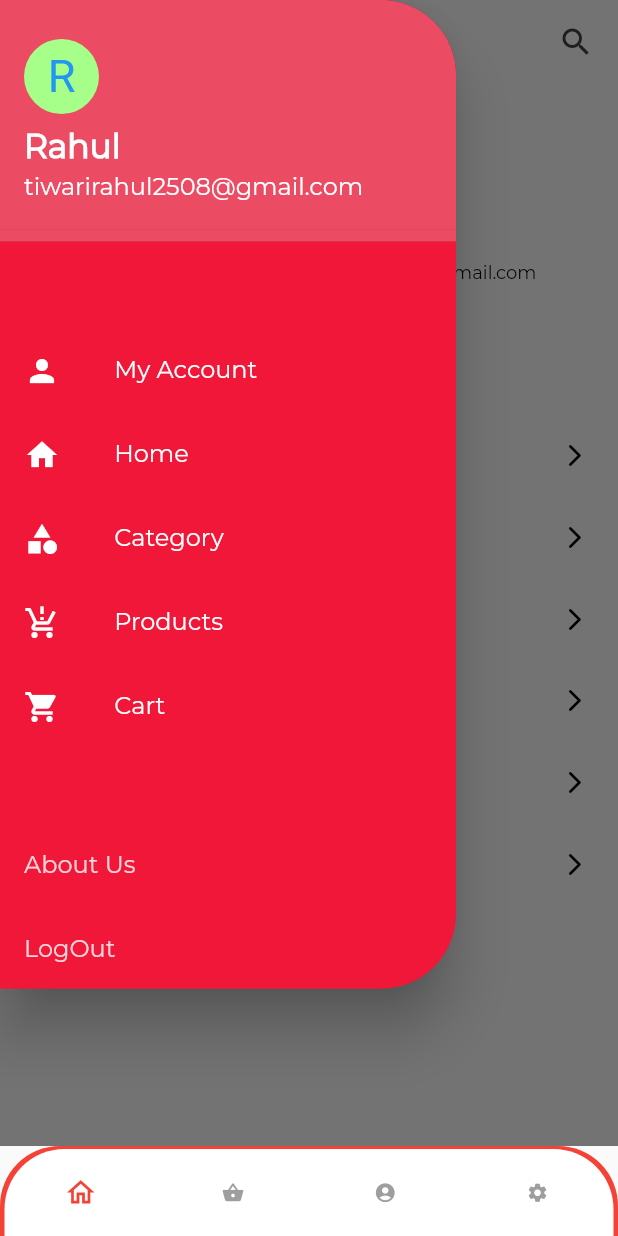
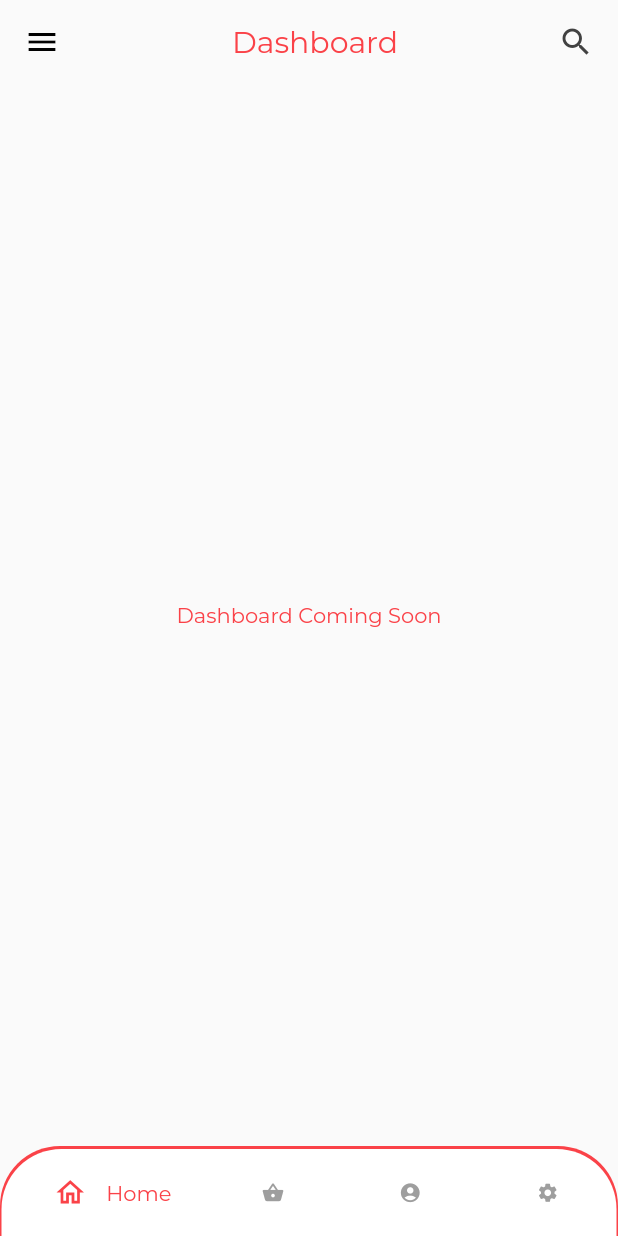
Before and after one commit to rahhhulhere/blaze_ecommerce_flutter, a Flutter app: the screen it shows after launch, in the side drawer, after a tap on the "home" icon, on a phone screen of 412 x 824 dp. Run offline on Flutter 3.47's test engine with Material 2 defaults, Android fonts, the phone set to English and light mode, and no system bars.

Commit message:
Bug Fixes | App Bar Dynamic | Nav Bar Fixed

```diff
--- a/lib/main.dart
+++ b/lib/main.dart
@@ -24,7 +24,7 @@ class MyApp extends StatelessWidget {
         primarySwatch: Colors.blue,
       ),
       debugShowCheckedModeBanner: false,
-      home: bottomNavbar(),
+      home: BottomNavbar(),
     );
   }
 }
--- a/lib/view/screens/common/bottomNav.dart
+++ b/lib/view/screens/common/bottomNav.dart
@@ -1,41 +1,78 @@
+import 'package:blaze/view/screens/cart/cart.dart';
+import 'package:blaze/view/screens/common/setting.dart';
 import 'package:blaze/view/screens/contact/account.dart';
 import 'package:blaze/view/screens/onboarding/otp.dart';
+import 'package:blaze/view/screens/product/dashboard.dart';
+import 'package:blaze/view/widgets/AppText.dart';
+import 'package:blaze/view/widgets/drawer.dart';
 import 'package:flutter/material.dart';
 
 import '../../widgets/constants.dart';
 import '../splashscreens/splashscreen.dart';
 import '../splashscreens/welcome.dart';
 
-class bottomNavbar extends StatefulWidget {
-  const bottomNavbar({Key? key}) : super(key: key);
+class BottomNavbar extends StatefulWidget {
+  const BottomNavbar({Key? key}) : super(key: key);
 
   @override
-  State<bottomNavbar> createState() => _bottomNavbarState();
+  State<BottomNavbar> createState() => _BottomNavbarState();
 }
 
-class _bottomNavbarState extends State<bottomNavbar> {
+class _BottomNavbarState extends State<BottomNavbar> {
   int pageIndex = 0;
+  dynamic size, height, width;
   final pages = [
+    const Dashboard(),
+    const CartScreen(),
     const AccountScreen(),
-    const SplashScreen(),
-    const WelcomeScreen(),
-    const OtpScreen(),
+    const SettingScreen(),
   ];
+
+  final page_title = ["Dashboard", "Cart", "Account", "Setting"];
   @override
   Widget build(BuildContext context) {
+    size = MediaQuery.of(context).size;
+    height = size.height - AppBar().preferredSize.height;
+    width = size.width;
     return Scaffold(
+      appBar: AppBar(
+        iconTheme: const IconThemeData(color: Colors.black),
+        backgroundColor: const Color(0xFFFAFAFA),
+        elevation: 0,
+        title: Row(
+          mainAxisAlignment: MainAxisAlignment.spaceBetween,
+          children: [
+            // const SizedBox(),
+            Container(
+              width: width * 0.67,
+              alignment: Alignment.center,
+              child: AppText(
+                Title: page_title[pageIndex],
+                Color: PrimeColor,
+                Size: 20,
+              ),
+            ),
+            const Icon(
+              Icons.search,
+              color: Color(0xFF414141),
+            )
+          ],
+        ),
+        titleTextStyle: const TextStyle(),
+      ),
+      drawer: const DrawerWidget(),
       body: pages[pageIndex],
       bottomNavigationBar: Container(
         height: 60,
         decoration: const BoxDecoration(
-          color: Colors.red,
+          color: PrimeColor,
           borderRadius: BorderRadius.only(
             topLeft: Radius.circular(40),
             topRight: Radius.circular(40),
           ),
         ),
         child: Container(
-          margin: EdgeInsets.only(top: 2, bottom: 0, left: 3, right: 3),
+          margin: const EdgeInsets.only(top: 2, bottom: 0, left: 1, right: 1),
           decoration: const BoxDecoration(
             color: Colors.white,
             // border: Border(
@@ -54,36 +91,46 @@ class _bottomNavbarState extends State<bottomNavbar> {
           child: Row(
             mainAxisAlignment: MainAxisAlignment.spaceAround,
             children: [
+              Row(
+                children: [
                   IconButton(
                       onPressed: () {
                         setState(() {
                           pageIndex = 0;
-                      print(pageIndex);
                         });
                       },
                       icon: pageIndex == 0.0
                           ? const Icon(
                               Icons.home_outlined,
                               size: 22,
-                          color: Colors.red,
+                              color: PrimeColor,
                             )
                           : const Icon(
                               Icons.home,
                               size: 15,
                               color: Colors.grey,
                             )),
+                  pageIndex == 0
+                      ? AppText(
+                          Title: "Home",
+                          Color: PrimeColor,
+                        )
+                      : AppText(Title: "")
+                ],
+              ),
+              Row(
+                children: [
                   IconButton(
                     onPressed: () {
                       setState(() {
                         pageIndex = 1;
-                    print(pageIndex);
                       });
                     },
                     icon: pageIndex == 1
                         ? const Icon(
                             Icons.shopping_basket_outlined,
                             size: 22,
-                        color: Colors.red,
+                            color: PrimeColor,
                           )
                         : const Icon(
                             Icons.shopping_basket,
@@ -91,42 +138,68 @@ class _bottomNavbarState extends State<bottomNavbar> {
                             color: Colors.grey,
                           ),
                   ),
+                  pageIndex == 1
+                      ? AppText(
+                          Title: "Cart",
+                          Color: PrimeColor,
+                        )
+                      : AppText(Title: "")
+                ],
+              ),
+              Row(
+                children: [
                   IconButton(
                       onPressed: () {
                         setState(() {
                           pageIndex = 2;
-                      print(pageIndex);
                         });
                       },
                       icon: pageIndex == 2
                           ? const Icon(
                               Icons.account_circle_outlined,
                               size: 22,
-                          color: Colors.red,
+                              color: PrimeColor,
                             )
                           : const Icon(
                               Icons.account_circle,
                               size: 15,
                               color: Colors.grey,
                             )),
+                  pageIndex == 2
+                      ? AppText(
+                          Title: "Account",
+                          Color: PrimeColor,
+                        )
+                      : AppText(Title: "")
+                ],
+              ),
+              Row(
+                children: [
                   IconButton(
                       onPressed: () {
                         setState(() {
                           pageIndex = 3;
-                      print(pageIndex);
                         });
                       },
                       icon: pageIndex == 3
                           ? const Icon(
                               Icons.settings,
                               size: 22,
-                          color: Colors.red,
+                              color: PrimeColor,
                             )
                           : const Icon(
                               Icons.settings,
                               size: 15,
                               color: Colors.grey,
                             )),
+                  pageIndex == 3
+                      ? AppText(
+                          Title: "Setting",
+                          Color: PrimeColor,
+                        )
+                      : AppText(Title: "")
+                ],
+              ),
             ],
           ),
         ),
--- a/lib/view/screens/contact/account.dart
+++ b/lib/view/screens/contact/account.dart
@@ -21,28 +21,6 @@ class _AccountScreenState extends State<AccountScreen> {
     height = size.height - AppBar().preferredSize.height;
     width = size.width;
     return Scaffold(
-      appBar: AppBar(
-        iconTheme: const IconThemeData(color: Colors.black),
-        backgroundColor: const Color(0xFFFAFAFA),
-        elevation: 0,
-        title: Row(
-          mainAxisAlignment: MainAxisAlignment.spaceBetween,
-          children: [
-            const SizedBox(),
-            AppText(
-              Title: "Account",
-              Color: RedColor,
-              Size: 20,
-            ),
-            const Icon(
-              Icons.search,
-              color: Color(0xFF414141),
-            )
-          ],
-        ),
-        titleTextStyle: const TextStyle(),
-      ),
-      drawer: const DrawerWidget(),
       body: SingleChildScrollView(
         child: SizedBox(
           height: height,
@@ -94,13 +72,13 @@ class _AccountScreenState extends State<AccountScreen> {
                             height: height * 0.045,
                             width: width * 0.1,
                             decoration: const BoxDecoration(
-                              color: Color(0xFFFFA1A1),
+                              color: LitePrimeColor,
                               borderRadius:
                                   BorderRadius.all(Radius.circular(5)),
                             ),
                             child: const Icon(
                               Icons.edit,
-                              color: Color(0xFFFA5C5C),
+                              color: IconColor,
                               size: 20,
                             ),
                           ),
@@ -127,13 +105,13 @@ class _AccountScreenState extends State<AccountScreen> {
                             height: height * 0.045,
                             width: width * 0.1,
                             decoration: const BoxDecoration(
-                              color: Color(0xFFFFA1A1),
+                              color: LitePrimeColor,
                               borderRadius:
                                   BorderRadius.all(Radius.circular(5)),
                             ),
                             child: const Icon(
                               Icons.pin_drop_rounded,
-                              color: Color(0xFFFA5C5C),
+                              color: IconColor,
                               size: 20,
                             ),
                           ),
@@ -160,13 +138,13 @@ class _AccountScreenState extends State<AccountScreen> {
                             height: height * 0.045,
                             width: width * 0.1,
                             decoration: const BoxDecoration(
-                              color: Color(0xFFFFA1A1),
+                              color: LitePrimeColor,
                               borderRadius:
                                   BorderRadius.all(Radius.circular(5)),
                             ),
                             child: const Icon(
                               Icons.watch_later,
-                              color: Color(0xFFFA5C5C),
+                              color: IconColor,
                               size: 20,
                             ),
                           ),
@@ -193,13 +171,13 @@ class _AccountScreenState extends State<AccountScreen> {
                             height: height * 0.045,
                             width: width * 0.1,
                             decoration: const BoxDecoration(
-                              color: Color(0xFFFFA1A1),
+                              color: LitePrimeColor,
                               borderRadius:
                                   BorderRadius.all(Radius.circular(5)),
                             ),
                             child: const Icon(
                               Icons.track_changes,
-                              color: Color(0xFFFA5C5C),
+                              color: IconColor,
                               size: 20,
                             ),
                           ),
@@ -226,13 +204,13 @@ class _AccountScreenState extends State<AccountScreen> {
                             height: height * 0.045,
                             width: width * 0.1,
                             decoration: const BoxDecoration(
-                              color: Color(0xFFFFA1A1),
+                              color: LitePrimeColor,
                               borderRadius:
                                   BorderRadius.all(Radius.circular(5)),
                             ),
                             child: const Icon(
                               Icons.credit_card,
-                              color: Color(0xFFFA5C5C),
+                              color: IconColor,
                               size: 20,
                             ),
                           ),
@@ -259,13 +237,13 @@ class _AccountScreenState extends State<AccountScreen> {
                             height: height * 0.045,
                             width: width * 0.1,
                             decoration: const BoxDecoration(
-                              color: Color(0xFFFFA1A1),
+                              color: LitePrimeColor,
                               borderRadius:
                                   BorderRadius.all(Radius.circular(5)),
                             ),
                             child: const Icon(
                               Icons.logout,
-                              color: Color(0xFFFA5C5C),
+                              color: IconColor,
                               size: 20,
                             ),
                           ),
--- /dev/null
+++ b/lib/view/screens/product/dashboard.dart
@@ -0,0 +1,25 @@
+import 'package:blaze/view/widgets/AppText.dart';
+import 'package:blaze/view/widgets/constants.dart';
+import 'package:flutter/material.dart';
+
+class Dashboard extends StatefulWidget {
+  const Dashboard({Key? key}) : super(key: key);
+
+  @override
+  State<Dashboard> createState() => _DashboardState();
+}
+
+class _DashboardState extends State<Dashboard> {
+  @override
+  Widget build(BuildContext context) {
+    return Scaffold(
+      body: Container(
+        alignment: Alignment.center,
+        child: AppText(
+          Title: "Dashboard Coming Soon",
+          Color: PrimeColor,
+        ),
+      ),
+    );
+  }
+}
--- a/lib/view/widgets/constants.dart
+++ b/lib/view/widgets/constants.dart
@@ -5,8 +5,10 @@ import 'package:flutter/cupertino.dart';
 import 'package:flutter/material.dart';
 
 const PrimaryColor = Color(0xFF040404);
-const RedColor = Color(0xFFFA4248);
+const PrimeColor = Color(0xFFFA4248);
 const TextColor = Colors.white;
 const GreyColor = Color(0xffF3F2F2);
 const LiteRed = Color(0XFFEB4C64);
 const DrawerColor = Color(0xFFf01738);
+const IconColor = Color(0xFFFA5C5C);
+const LitePrimeColor = Color(0xFFFFA1A1);
--- a/lib/view/widgets/drawer.dart
+++ b/lib/view/widgets/drawer.dart
@@ -19,7 +19,7 @@ class _DrawerWidgetState extends State<DrawerWidget> {
     return Align(
       alignment: Alignment.topLeft,
       child: SizedBox(
-        height: height * 0.8,
+        height: height * 0.85,
         child: SizedBox(
             height: height * 0.8,
             child: Drawer(
@@ -50,7 +50,7 @@ class _DrawerWidgetState extends State<DrawerWidget> {
                         style: TextStyle(
                           color: TextColor,
                           fontFamily: "Montserrat",
-                          fontSize: 22,
+                          fontSize: 24,
                           fontWeight: FontWeight.w600,
                         ),
                       ),
```
Also changed, not shown: lib/view/screens/cart/cart.dart (added, +26 -0 lines), lib/view/screens/common/setting.dart (added, +26 -0 lines), lib/view/screens/onboarding/loggedin.dart (+4 -4 lines), lib/view/screens/onboarding/otp.dart (+4 -4 lines), lib/view/screens/onboarding/signin.dart (+63 -36 lines), lib/view/screens/onboarding/signup.dart (+5 -5 lines), lib/view/screens/splashscreens/welcome.dart (+44 -40 lines), lib/view/widgets/customtextfield.dart (+7 -12 lines), lib/view/widgets/otpinput.dart (+7 -13 lines), lib/view/widgets/password.dart (+16 -12 lines), lib/view/screens/blog/dummy.txt (added), lib/view/screens/cart/dummy.txt (added), lib/view/screens/checkout/dummy.txt (added), lib/view/screens/product/dummy.txt (added). Lines whose indentation alone changed are shown as unchanged.
